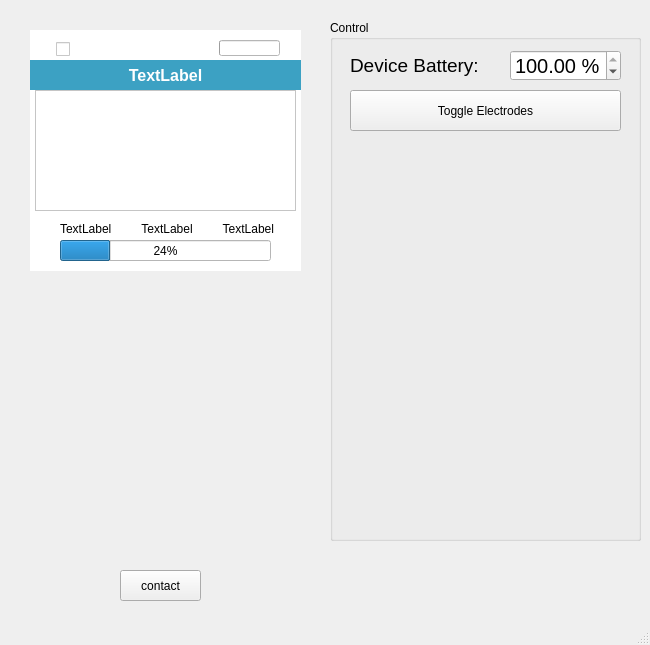
Old version of the form mainwindow.ui in the repository lasitha-amuwala/CES-Simulator.
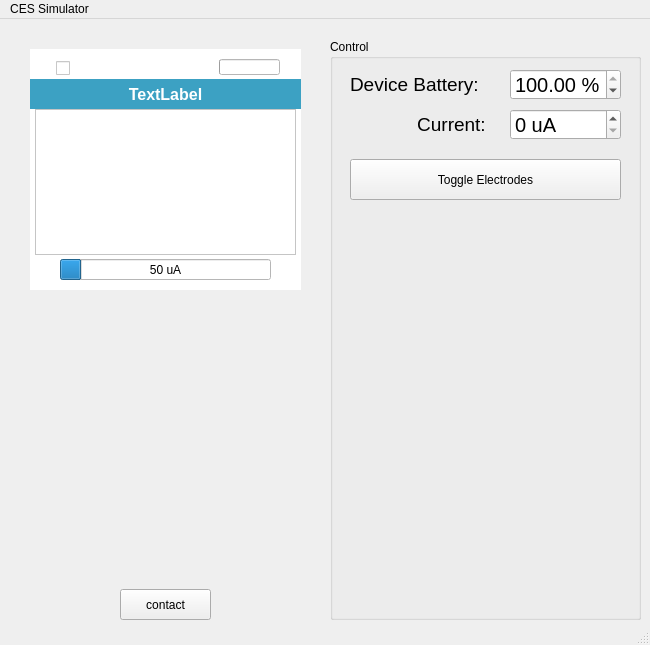
New version of the form. Icons and pictures are not drawn.

Commit message: Added Current bar on display, Admin control over current, auto shutdown and disable when current is over 700uA, fixed options reseting after therapy, addded options to therapy history, etc

What changed in the file:
```diff
--- a/mainwindow.ui
+++ b/mainwindow.ui
@@ -263,8 +263,20 @@
         <height>21</height>
        </rect>
       </property>
+      <property name="minimum">
+       <number>0</number>
+      </property>
+      <property name="maximum">
+       <number>500</number>
+      </property>
       <property name="value">
-       <number>24</number>
+       <number>50</number>
+      </property>
+      <property name="invertedAppearance">
+       <bool>false</bool>
+      </property>
+      <property name="format">
+       <string>%v uA</string>
       </property>
      </widget>
      <widget class="QLabel" name="frequencyLabel">
@@ -318,7 +330,7 @@
         <x>0</x>
         <y>60</y>
         <width>271</width>
-        <height>121</height>
+        <height>146</height>
        </rect>
       </property>
       <layout class="QVBoxLayout" name="mainDisplay">
@@ -334,7 +346,7 @@
           <bool>true</bool>
          </property>
          <property name="styleSheet">
-          <string notr="true">font-size: 16px;
+          <string notr="true">font-size: 14px;
 selection-background-color: #72bcd4</string>
          </property>
         </widget>
@@ -357,10 +369,10 @@
      <widget class="QLabel" name="batteryWarning">
       <property name="geometry">
        <rect>
-        <x>65</x>
+        <x>45</x>
         <y>10</y>
-        <width>111</width>
-        <height>16</height>
+        <width>141</width>
+        <height>20</height>
        </rect>
       </property>
       <property name="text">
@@ -429,7 +441,7 @@
       <rect>
        <x>110</x>
        <y>550</y>
-       <width>81</width>
+       <width>91</width>
        <height>31</height>
       </rect>
      </property>
@@ -488,7 +500,7 @@
       <x>330</x>
       <y>20</y>
       <width>311</width>
-      <height>521</height>
+      <height>581</height>
      </rect>
     </property>
     <property name="title">
@@ -540,7 +552,7 @@
      <property name="geometry">
       <rect>
        <x>20</x>
-       <y>70</y>
+       <y>120</y>
        <width>271</width>
        <height>41</height>
       </rect>
@@ -549,6 +561,54 @@
       <string>Toggle Electrodes</string>
      </property>
     </widget>
+    <widget class="QLabel" name="label_3">
+     <property name="geometry">
+      <rect>
+       <x>20</x>
+       <y>70</y>
+       <width>141</width>
+       <height>31</height>
+      </rect>
+     </property>
+     <property name="font">
+      <font>
+       <pointsize>14</pointsize>
+      </font>
+     </property>
+     <property name="layoutDirection">
+      <enum>Qt::LeftToRight</enum>
+     </property>
+     <property name="text">
+      <string>Current: </string>
+     </property>
+     <property name="alignment">
+      <set>Qt::AlignRight|Qt::AlignTrailing|Qt::AlignVCenter</set>
+     </property>
+    </widget>
+    <widget class="QSpinBox" name="setCurrent">
+     <property name="geometry">
+      <rect>
+       <x>180</x>
+       <y>70</y>
+       <width>111</width>
+       <height>31</height>
+      </rect>
+     </property>
+     <property name="font">
+      <font>
+       <pointsize>15</pointsize>
+      </font>
+     </property>
+     <property name="suffix">
+      <string> uA</string>
+     </property>
+     <property name="maximum">
+      <number>1000</number>
+     </property>
+     <property name="singleStep">
+      <number>50</number>
+     </property>
+    </widget>
    </widget>
    <widget class="QLabel" name="deviceIdle">
     <property name="geometry">
@@ -583,9 +643,15 @@
      <x>0</x>
      <y>0</y>
      <width>650</width>
-     <height>21</height>
+     <height>22</height>
     </rect>
    </property>
+   <widget class="QMenu" name="menuCES_Simulator">
+    <property name="title">
+     <string>CES Simulator</string>
+    </property>
+   </widget>
+   <addaction name="menuCES_Simulator"/>
   </widget>
   <widget class="QStatusBar" name="statusbar"/>
  </widget>
```
Left out of the diff: 28 changed lines with no effect on the pictures. The commit also changes 5 other files.
